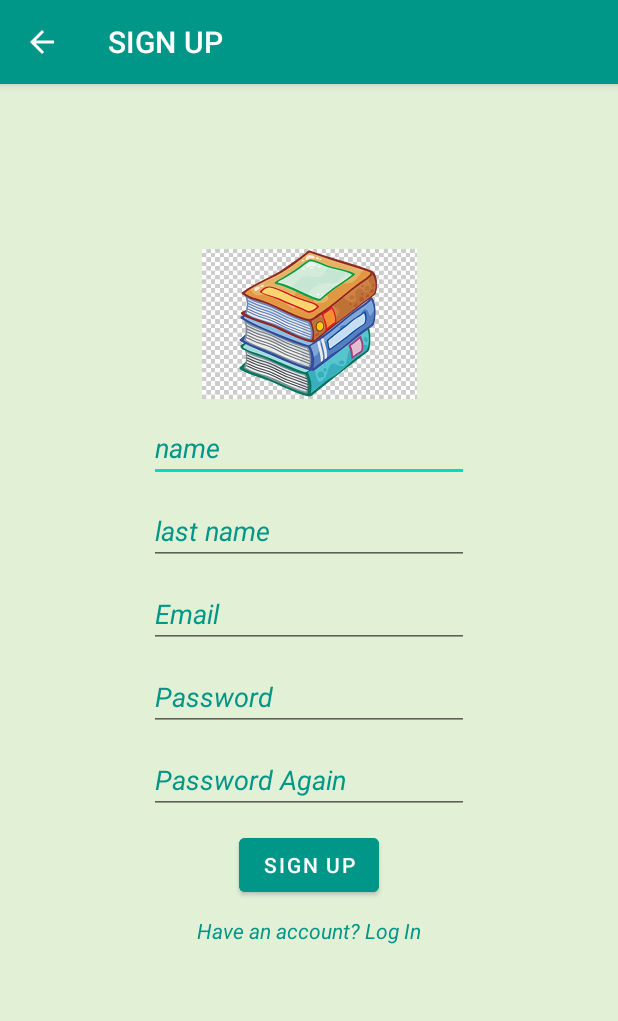
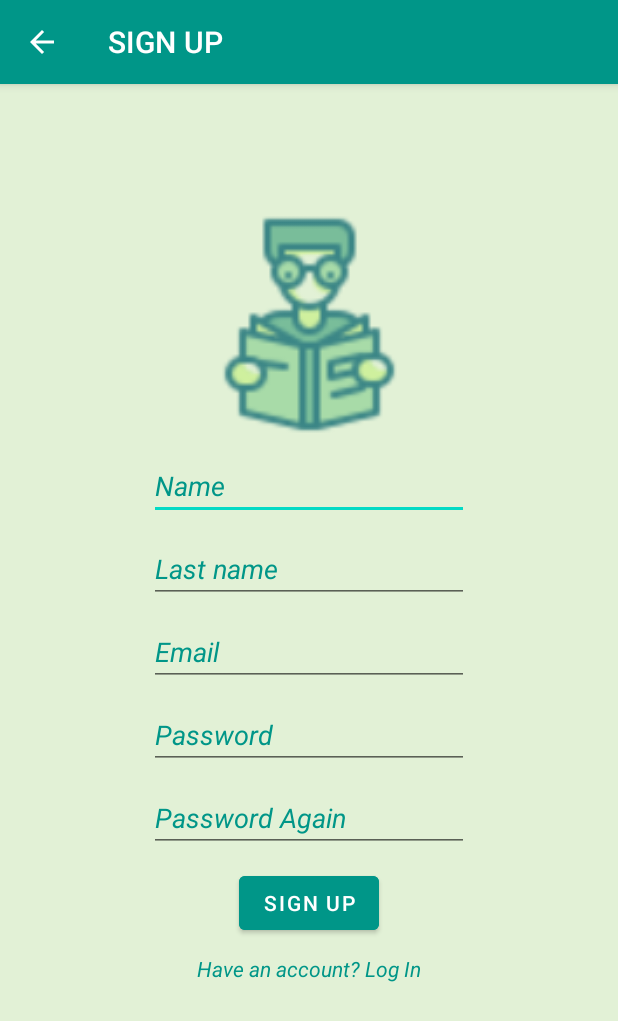
Before and after one commit to RamazanOzerr/Little-Digital-Library, an Android app: the SignUpActivity screen opened directly, with no data from a screen before it, on a phone screen of 412 x 824 dp. Shown: the top 1021 px of the screen. Run offline under Robolectric (Android 15) with nearby library versions, the phone set to English and light mode, and no system bars; our stand-ins replace Firebase (no records; nobody signed in at launch, a user with empty details on screens opened directly).

Commit message:
last updates been made v1

```diff
--- a/app/src/main/res/layout/activity_log_in.xml
+++ b/app/src/main/res/layout/activity_log_in.xml
@@ -32,7 +32,7 @@
             android:id="@+id/imageViewLogIn"
             android:layout_width="150dp"
             android:layout_height="150dp"
-            android:src="@drawable/splashicon1"
+            android:src="@drawable/book6"
             android:layout_marginTop="10dp"
             app:layout_constraintEnd_toEndOf="parent"
             app:layout_constraintStart_toStartOf="parent"
--- a/app/src/main/res/layout/activity_sign_up.xml
+++ b/app/src/main/res/layout/activity_sign_up.xml
@@ -32,7 +32,7 @@
             android:layout_width="wrap_content"
             android:layout_height="wrap_content"
             android:id="@+id/name"
-            android:hint="name"
+            android:hint="Name"
             android:textColorHint="#009688"
             android:textStyle="italic"
             android:textColor="#009688"
@@ -47,7 +47,7 @@
             android:layout_width="wrap_content"
             android:layout_height="wrap_content"
             android:id="@+id/editText_last_name"
-            android:hint="last name"
+            android:hint="Last name"
             android:textColorHint="#009688"
             android:textStyle="italic"
             android:textColor="#009688"
@@ -129,13 +129,13 @@
 
         <ImageView
             android:layout_width="150dp"
-            android:layout_height="100dp"
+            android:layout_height="150dp"
             android:id="@+id/ImageViewSignUp"
             app:layout_constraintBottom_toTopOf="@+id/name"
             app:layout_constraintEnd_toEndOf="@+id/emailSignUp"
             app:layout_constraintStart_toStartOf="@+id/emailSignUp"
             app:layout_constraintTop_toTopOf="parent"
-            android:src="@drawable/splashicon1"
+            android:src="@drawable/book6"
             android:layout_marginTop="30dp"
             />
 
--- a/app/src/main/res/layout/fragment_available_books.xml
+++ b/app/src/main/res/layout/fragment_available_books.xml
@@ -11,6 +11,7 @@
         android:layout_height="wrap_content"
         android:id="@+id/recyclerView_available_books"
         tools:listitem="@layout/available_books_recyclerview_layout"
+        android:layout_marginBottom="100dp"
         />
 
 </RelativeLayout>
--- a/app/src/main/res/layout/fragment_dowloaded_books.xml
+++ b/app/src/main/res/layout/fragment_dowloaded_books.xml
@@ -11,6 +11,7 @@
         android:layout_width="match_parent"
         android:layout_height="wrap_content"
         android:id="@+id/recyclerView_downloaded_books"
+        android:layout_marginBottom="100dp"
         />
 
 
```
Also changed, not shown: app/src/main/res/layout/available_books_recyclerview_layout.xml (+5 -16 lines), app/src/main/res/drawable/book6.png (added).
